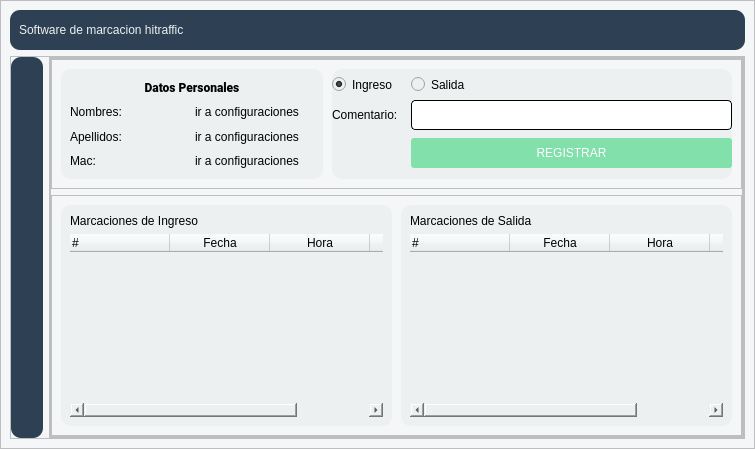
Before: the Qt Designer form main.ui in MrRocklion/PERSONAL-MAGNAMENT, drawn with Qt 5.
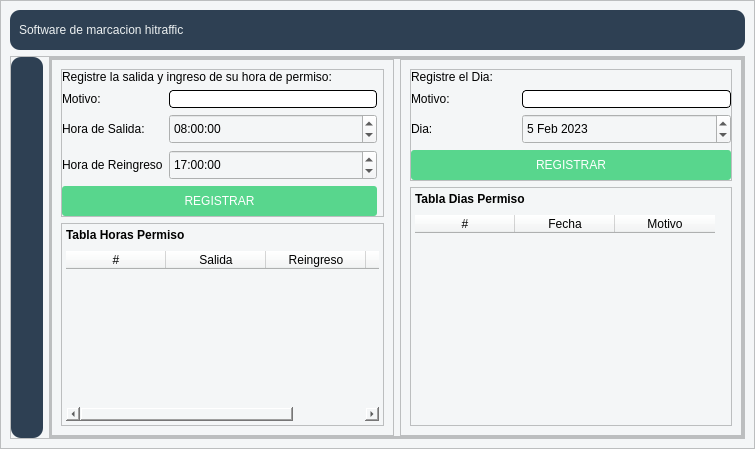
After: the same form once the commit is applied. The open tabs and pages were chosen to show the change. Icons and pictures are not drawn.

What changed in the file:
```diff
--- a/main.ui
+++ b/main.ui
@@ -573,7 +573,7 @@
                               </property>
                              </widget>
                             </item>
-                            <item row="1" column="1">
+                            <item row="1" column="1" colspan="2">
                              <widget class="QLineEdit" name="comentario">
                               <property name="sizePolicy">
                                <sizepolicy hsizetype="Expanding" vsizetype="Fixed">
@@ -594,24 +594,7 @@
                               </property>
                              </widget>
                             </item>
-                            <item row="0" column="0">
-                             <widget class="QRadioButton" name="radIngreso">
-                              <property name="text">
-                               <string>Ingreso</string>
-                              </property>
-                              <property name="checked">
-                               <bool>true</bool>
-                              </property>
-                             </widget>
-                            </item>
-                            <item row="1" column="0">
-                             <widget class="QLabel" name="label_11">
-                              <property name="text">
-                               <string>Comentario:    </string>
-                              </property>
-                             </widget>
-                            </item>
-                            <item row="2" column="1">
+                            <item row="2" column="1" colspan="2">
                              <widget class="QPushButton" name="registrar_btn">
                               <property name="minimumSize">
                                <size>
@@ -621,7 +604,7 @@
                               </property>
                               <property name="styleSheet">
                                <string notr="true">QPushButton{
-background-color: rgb(130, 224, 170);
+background-color: rgb(88, 214, 141 );
 border-radius:3px;
 color:white
 }
@@ -698,6 +681,14 @@
                          <layout class="QVBoxLayout" name="verticalLayout_4">
                           <item>
                            <widget class="QLabel" name="label">
+                            <property name="font">
+                             <font>
+                              <family>Roboto</family>
+                              <pointsize>9</pointsize>
+                              <italic>false</italic>
+                              <bold>false</bold>
+                             </font>
+                            </property>
                             <property name="styleSheet">
                              <string notr="true">font: 9pt &quot;Roboto&quot;;</string>
                             </property>
@@ -708,6 +699,9 @@
                           </item>
                           <item>
                            <widget class="QTableWidget" name="tableIngresos">
+                            <property name="frameShape">
+                             <enum>QFrame::NoFrame</enum>
+                            </property>
                             <property name="showGrid">
                              <bool>false</bool>
                             </property>
@@ -789,6 +783,14 @@
                          <layout class="QVBoxLayout" name="verticalLayout_5">
                           <item>
                            <widget class="QLabel" name="label_2">
+                            <property name="font">
+                             <font>
+                              <family>Roboto</family>
+                              <pointsize>9</pointsize>
+                              <italic>false</italic>
+                              <bold>false</bold>
+                             </font>
+                            </property>
                             <property name="styleSheet">
                              <string notr="true">font: 9pt &quot;Roboto&quot;;</string>
                             </property>
@@ -799,6 +801,9 @@
                           </item>
                           <item>
                            <widget class="QTableWidget" name="tableSalidas">
+                            <property name="frameShape">
+                             <enum>QFrame::NoFrame</enum>
+                            </property>
                             <property name="showGrid">
                              <bool>false</bool>
                             </property>
@@ -1103,6 +1108,501 @@
                  </item>
                 </layout>
                </widget>
+               <widget class="QWidget" name="PermisosView">
+                <layout class="QVBoxLayout" name="verticalLayout_8">
+                 <property name="leftMargin">
+                  <number>0</number>
+                 </property>
+                 <property name="topMargin">
+                  <number>0</number>
+                 </property>
+                 <property name="rightMargin">
+                  <number>0</number>
+                 </property>
+                 <property name="bottomMargin">
+                  <number>0</number>
+                 </property>
+                 <item>
+                  <widget class="QFrame" name="frame_15">
+                   <property name="frameShape">
+                    <enum>QFrame::StyledPanel</enum>
+                   </property>
+                   <property name="frameShadow">
+                    <enum>QFrame::Raised</enum>
+                   </property>
+                   <layout class="QHBoxLayout" name="horizontalLayout_11">
+                    <property name="leftMargin">
+                     <number>0</number>
+                    </property>
+                    <property name="topMargin">
+                     <number>0</number>
+                    </property>
+                    <property name="rightMargin">
+                     <number>0</number>
+                    </property>
+                    <property name="bottomMargin">
+                     <number>0</number>
+                    </property>
+                    <item>
+                     <widget class="QFrame" name="frame_16">
+                      <property name="styleSheet">
+                       <string notr="true"/>
+                      </property>
+                      <property name="frameShape">
+                       <enum>QFrame::StyledPanel</enum>
+                      </property>
+                      <property name="frameShadow">
+                       <enum>QFrame::Raised</enum>
+                      </property>
+                      <layout class="QVBoxLayout" name="verticalLayout_10">
+                       <item>
+                        <widget class="QFrame" name="frame_18">
+                         <property name="styleSheet">
+                          <string notr="true">
+</string>
+                         </property>
+                         <property name="frameShape">
+                          <enum>QFrame::StyledPanel</enum>
+                         </property>
+                         <property name="frameShadow">
+                          <enum>QFrame::Raised</enum>
+                         </property>
+                         <layout class="QVBoxLayout" name="verticalLayout_11">
+                          <property name="leftMargin">
+                           <number>0</number>
+                          </property>
+                          <property name="topMargin">
+                           <number>0</number>
+                          </property>
+                          <property name="rightMargin">
+                           <number>0</number>
+                          </property>
+                          <property name="bottomMargin">
+                           <number>0</number>
+                          </property>
+                          <item>
+                           <layout class="QGridLayout" name="gridLayout_5">
+                            <item row="3" column="0">
+                             <widget class="QLabel" name="label_17">
+                              <property name="text">
+                               <string>Hora de Salida:</string>
+                              </property>
+                             </widget>
+                            </item>
+                            <item row="4" column="1">
+                             <widget class="QTimeEdit" name="timeReingreso">
+                              <property name="minimumSize">
+                               <size>
+                                <width>0</width>
+                                <height>30</height>
+                               </size>
+                              </property>
+                              <property name="maximumSize">
+                               <size>
+                                <width>16777215</width>
+                                <height>60</height>
+                               </size>
+                              </property>
+                              <property name="time">
+                               <time>
+                                <hour>17</hour>
+                                <minute>0</minute>
+                                <second>0</second>
+                               </time>
+                              </property>
+                             </widget>
+                            </item>
+                            <item row="1" column="0">
+                             <widget class="QLabel" name="label_16">
+                              <property name="text">
+                               <string>Motivo:</string>
+                              </property>
+                             </widget>
+                            </item>
+                            <item row="1" column="1">
+                             <widget class="QLineEdit" name="motivoHora">
+                              <property name="styleSheet">
+                               <string notr="true">background-color: rgb(255, 255, 255);
+border:1px solid;
+border-radius:4px;</string>
+                              </property>
+                             </widget>
+                            </item>
+                            <item row="0" column="0" colspan="3">
+                             <widget class="QLabel" name="label_15">
+                              <property name="text">
+                               <string>Registre la salida y ingreso de su hora de permiso:</string>
+                              </property>
+                             </widget>
+                            </item>
+                            <item row="3" column="1">
+                             <widget class="QTimeEdit" name="timeSalida">
+                              <property name="minimumSize">
+                               <size>
+                                <width>0</width>
+                                <height>30</height>
+                               </size>
+                              </property>
+                              <property name="date">
+                               <date>
+                                <year>2023</year>
+                                <month>1</month>
+                                <day>1</day>
+                               </date>
+                              </property>
+                              <property name="timeSpec">
+                               <enum>Qt::UTC</enum>
+                              </property>
+                              <property name="time">
+                               <time>
+                                <hour>8</hour>
+                                <minute>0</minute>
+                                <second>0</second>
+                               </time>
+                              </property>
+                             </widget>
+                            </item>
+                            <item row="4" column="0">
+                             <widget class="QLabel" name="label_18">
+                              <property name="text">
+                               <string>Hora de Reingreso</string>
+                              </property>
+                             </widget>
+                            </item>
+                            <item row="5" column="0" colspan="2">
+                             <widget class="QPushButton" name="btnHorasPermiso">
+                              <property name="minimumSize">
+                               <size>
+                                <width>0</width>
+                                <height>30</height>
+                               </size>
+                              </property>
+                              <property name="styleSheet">
+                               <string notr="true">QPushButton{
+background-color: rgb(88, 214, 141 );
+border-radius:3px;
+color:white
+}
+
+
+QPushButton:hover{
+border-radius:0px;
+background-color: rgb(130, 224, 170);
+border-radius:3px;
+color:white
+}
+
+QPushButton:pressed{
+	border-radius:0px;
+background-color: rgb(88, 214, 141 );
+border-radius:3px;
+color:white
+}
+
+</string>
+                              </property>
+                              <property name="text">
+                               <string>REGISTRAR</string>
+                              </property>
+                             </widget>
+                            </item>
+                           </layout>
+                          </item>
+                         </layout>
+                        </widget>
+                       </item>
+                       <item>
+                        <widget class="QFrame" name="frame_19">
+                         <property name="styleSheet">
+                          <string notr="true">
+</string>
+                         </property>
+                         <property name="frameShape">
+                          <enum>QFrame::StyledPanel</enum>
+                         </property>
+                         <property name="frameShadow">
+                          <enum>QFrame::Raised</enum>
+                         </property>
+                         <layout class="QVBoxLayout" name="verticalLayout_12">
+                          <property name="spacing">
+                           <number>9</number>
+                          </property>
+                          <property name="leftMargin">
+                           <number>4</number>
+                          </property>
+                          <property name="topMargin">
+                           <number>4</number>
+                          </property>
+                          <property name="rightMargin">
+                           <number>4</number>
+                          </property>
+                          <property name="bottomMargin">
+                           <number>4</number>
+                          </property>
+                          <item>
+                           <widget class="QLabel" name="label_8">
+                            <property name="font">
+                             <font>
+                              <bold>true</bold>
+                             </font>
+                            </property>
+                            <property name="text">
+                             <string>Tabla Horas Permiso</string>
+                            </property>
+                           </widget>
+                          </item>
+                          <item>
+                           <widget class="QTableWidget" name="tableWidget">
+                            <property name="frameShape">
+                             <enum>QFrame::NoFrame</enum>
+                            </property>
+                            <property name="lineWidth">
+                             <number>0</number>
+                            </property>
+                            <column>
+                             <property name="text">
+                              <string>#</string>
+                             </property>
+                            </column>
+                            <column>
+                             <property name="text">
+                              <string>Salida</string>
+                             </property>
+                            </column>
+                            <column>
+                             <property name="text">
+                              <string>Reingreso</string>
+                             </property>
+                            </column>
+                            <column>
+                             <property name="text">
+                              <string>Motivo</string>
+                             </property>
+                            </column>
+                           </widget>
+                          </item>
+                         </layout>
+                        </widget>
+                       </item>
+                      </layout>
+                     </widget>
+                    </item>
+                    <item>
+                     <widget class="QFrame" name="frame_17">
+                      <property name="minimumSize">
+                       <size>
+                        <width>339</width>
+                        <height>377</height>
+                       </size>
+                      </property>
+                      <property name="styleSheet">
+                       <string notr="true">
+</string>
+                      </property>
+                      <property name="frameShape">
+                       <enum>QFrame::StyledPanel</enum>
+                      </property>
+                      <property name="frameShadow">
+                       <enum>QFrame::Raised</enum>
+                      </property>
+                      <layout class="QVBoxLayout" name="verticalLayout_9">
+                       <item>
+                        <widget class="QFrame" name="frame_20">
+                         <property name="styleSheet">
+                          <string notr="true">
+</string>
+                         </property>
+                         <property name="frameShape">
+                          <enum>QFrame::StyledPanel</enum>
+                         </property>
+                         <property name="frameShadow">
+                          <enum>QFrame::Raised</enum>
+                         </property>
+                         <layout class="QVBoxLayout" name="verticalLayout_13">
+                          <property name="leftMargin">
+                           <number>0</number>
+                          </property>
+                          <property name="topMargin">
+                           <number>0</number>
+                          </property>
+                          <property name="rightMargin">
+                           <number>0</number>
+                          </property>
+                          <property name="bottomMargin">
+                           <number>0</number>
+                          </property>
+                          <item>
+                           <layout class="QGridLayout" name="gridLayout_7">
+                            <item row="2" column="0">
+                             <widget class="QLabel" name="label_20">
+                              <property name="text">
+                               <string>Dia:</string>
+                              </property>
+                             </widget>
+                            </item>
+                            <item row="0" column="0" colspan="3">
+                             <widget class="QLabel" name="label_10">
+                              <property name="maximumSize">
+                               <size>
+                                <width>16777215</width>
+                                <height>172</height>
+                               </size>
+                              </property>
+                              <property name="text">
+                               <string>Registre el Dia:</string>
+                              </property>
+                             </widget>
+                            </item>
+                            <item row="2" column="1" colspan="2">
+                             <widget class="QDateEdit" name="timeDia">
+                              <property name="minimumSize">
+                               <size>
+                                <width>0</width>
+                                <height>30</height>
+                               </size>
+                              </property>
+                              <property name="dateTime">
+                               <datetime>
+                                <hour>0</hour>
+                                <minute>0</minute>
+                                <second>0</second>
+                                <year>2023</year>
+                                <month>2</month>
+                                <day>5</day>
+                               </datetime>
+                              </property>
+                             </widget>
+                            </item>
+                            <item row="1" column="1" colspan="2">
+                             <widget class="QLineEdit" name="motivoDia">
+                              <property name="styleSheet">
+                               <string notr="true">background-color: rgb(255, 255, 255);
+border:1px solid;
+border-radius:4px;</string>
+                              </property>
+                             </widget>
+                            </item>
+                            <item row="1" column="0">
+                             <widget class="QLabel" name="label_19">
+                              <property name="text">
+                               <string>Motivo:</string>
+                              </property>
+                             </widget>
+                            </item>
+                            <item row="3" column="0" colspan="3">
+                             <widget class="QPushButton" name="btnDia">
+                              <property name="minimumSize">
+                               <size>
+                                <width>0</width>
+                                <height>30</height>
+                               </size>
+                              </property>
+                              <property name="styleSheet">
+                               <string notr="true">QPushButton{
+background-color: rgb(88, 214, 141 );
+border-radius:3px;
+color:white
+}
+
+
+QPushButton:hover{
+border-radius:0px;
+background-color: rgb(130, 224, 170);
+border-radius:3px;
+color:white
+}
+
+QPushButton:pressed{
+	border-radius:0px;
+background-color: rgb(88, 214, 141 );
+border-radius:3px;
+color:white
+}
+
+</string>
+                              </property>
+                              <property name="text">
+                               <string>REGISTRAR</string>
+                              </property>
+                             </widget>
+                            </item>
+                           </layout>
+                          </item>
+                         </layout>
+                        </widget>
+                       </item>
+                       <item>
+                        <widget class="QFrame" name="frame_21">
+                         <property name="styleSheet">
+                          <string notr="true"/>
+                         </property>
+                         <property name="frameShape">
+                          <enum>QFrame::StyledPanel</enum>
+                         </property>
+                         <property name="frameShadow">
+                          <enum>QFrame::Raised</enum>
+                         </property>
+                         <layout class="QVBoxLayout" name="verticalLayout_14">
+                          <property name="spacing">
+                           <number>9</number>
+                          </property>
+                          <property name="leftMargin">
+                           <number>4</number>
+                          </property>
+                          <property name="topMargin">
+                           <number>4</number>
+                          </property>
+                          <property name="rightMargin">
+                           <number>4</number>
+                          </property>
+                          <property name="bottomMargin">
+                           <number>4</number>
+                          </property>
+                          <item>
+                           <widget class="QLabel" name="label_9">
+                            <property name="font">
+                             <font>
+                              <bold>true</bold>
+                             </font>
+                            </property>
+                            <property name="text">
+                             <string>Tabla Dias Permiso</string>
+                            </property>
+                           </widget>
+                          </item>
+                          <item>
+                           <widget class="QTableWidget" name="tableWidget_2">
+                            <property name="frameShape">
+                             <enum>QFrame::NoFrame</enum>
+                            </property>
+                            <column>
+                             <property name="text">
+                              <string>#</string>
+                             </property>
+                            </column>
+                            <column>
+                             <property name="text">
+                              <string>Fecha</string>
+                             </property>
+                            </column>
+                            <column>
+                             <property name="text">
+                              <string>Motivo</string>
+                             </property>
+                            </column>
+                           </widget>
+                          </item>
+                         </layout>
+                        </widget>
+                       </item>
+                      </layout>
+                     </widget>
+                    </item>
+                   </layout>
+                  </widget>
+                 </item>
+                </layout>
+               </widget>
               </widget>
              </item>
             </layout>
```
Left out of the diff: 79 changed lines with no effect on the pictures.
